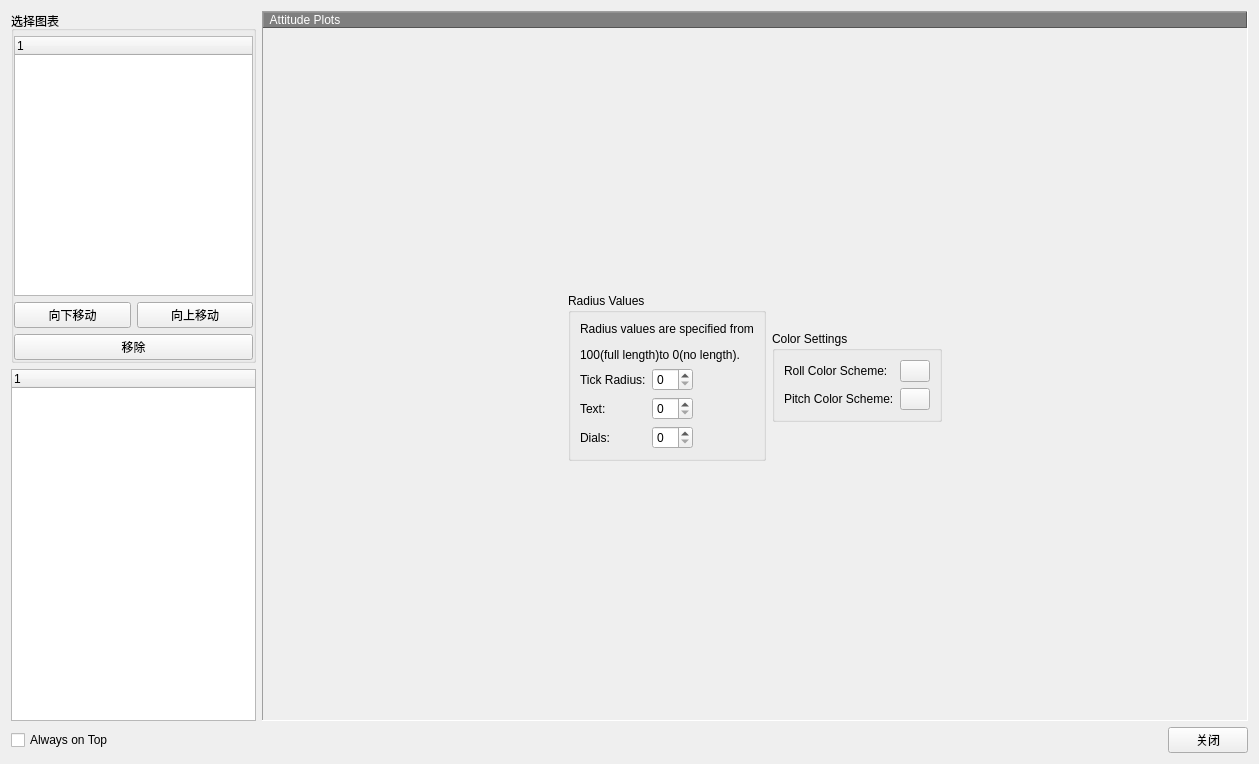
23wwwtt/plotxy, file PlotManager.ui: the form before one commit.
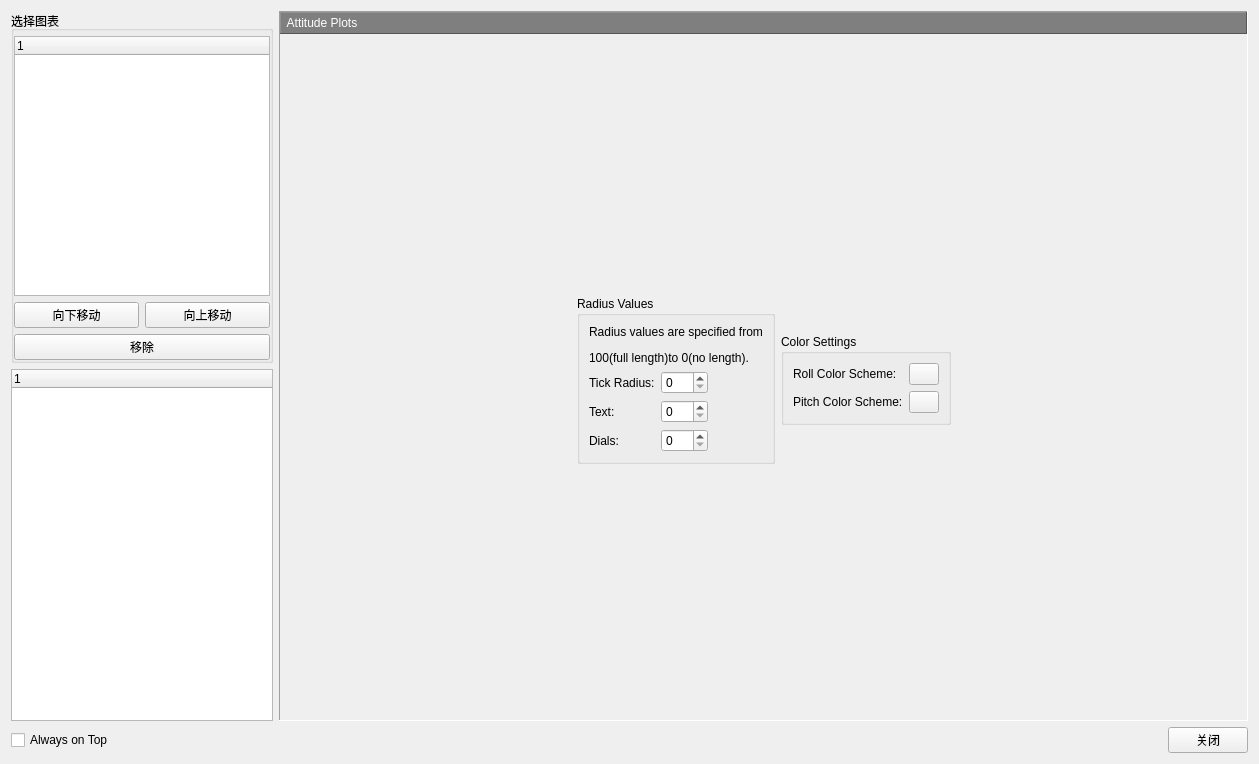
The form after the commit. The open tabs and pages were chosen to show the change. Custom widgets are drawn as their Qt base class.

Diff of the .ui file:
```diff
--- a/PlotManager.ui
+++ b/PlotManager.ui
@@ -15,7 +15,7 @@
   </property>
   <layout class="QVBoxLayout" name="verticalLayout_66">
    <item>
-    <layout class="QHBoxLayout" name="horizontalLayout_14">
+    <layout class="QHBoxLayout" name="horizontalLayout_14" stretch="0,1">
      <item>
       <layout class="QVBoxLayout" name="verticalLayout">
        <item>
@@ -86,6 +86,12 @@
      </item>
      <item>
       <widget class="QStackedWidget" name="stackedWidget">
+       <property name="minimumSize">
+        <size>
+         <width>0</width>
+         <height>0</height>
+        </size>
+       </property>
        <property name="frameShape">
         <enum>QFrame::Panel</enum>
        </property>
@@ -5790,6 +5796,12 @@
          </property>
          <item>
           <widget class="QLabel" name="label_192">
+           <property name="minimumSize">
+            <size>
+             <width>0</width>
+             <height>22</height>
+            </size>
+           </property>
            <property name="styleSheet">
             <string notr="true">color: rgb(255, 255, 255);
 background-color: rgb(127, 127, 127);</string>
@@ -5858,7 +5870,11 @@
                    </widget>
                   </item>
                   <item row="0" column="1">
-                   <widget class="QSpinBox" name="spinBox_29"/>
+                   <widget class="QSpinBox" name="spinBox_29">
+                    <property name="maximum">
+                     <number>200</number>
+                    </property>
+                   </widget>
                   </item>
                   <item row="0" column="2">
                    <spacer name="horizontalSpacer_75">
@@ -5881,7 +5897,11 @@
                    </widget>
                   </item>
                   <item row="1" column="1">
-                   <widget class="QSpinBox" name="spinBox_30"/>
+                   <widget class="QSpinBox" name="spinBox_30">
+                    <property name="maximum">
+                     <number>200</number>
+                    </property>
+                   </widget>
                   </item>
                   <item row="1" column="2">
                    <spacer name="horizontalSpacer_76">
@@ -5904,7 +5924,11 @@
                    </widget>
                   </item>
                   <item row="2" column="1">
-                   <widget class="QSpinBox" name="spinBox_31"/>
+                   <widget class="QSpinBox" name="spinBox_31">
+                    <property name="maximum">
+                     <number>200</number>
+                    </property>
+                   </widget>
                   </item>
                   <item row="2" column="2">
                    <spacer name="horizontalSpacer_77">
```
Left out of the diff: 103 changed lines with no effect on the pictures.
